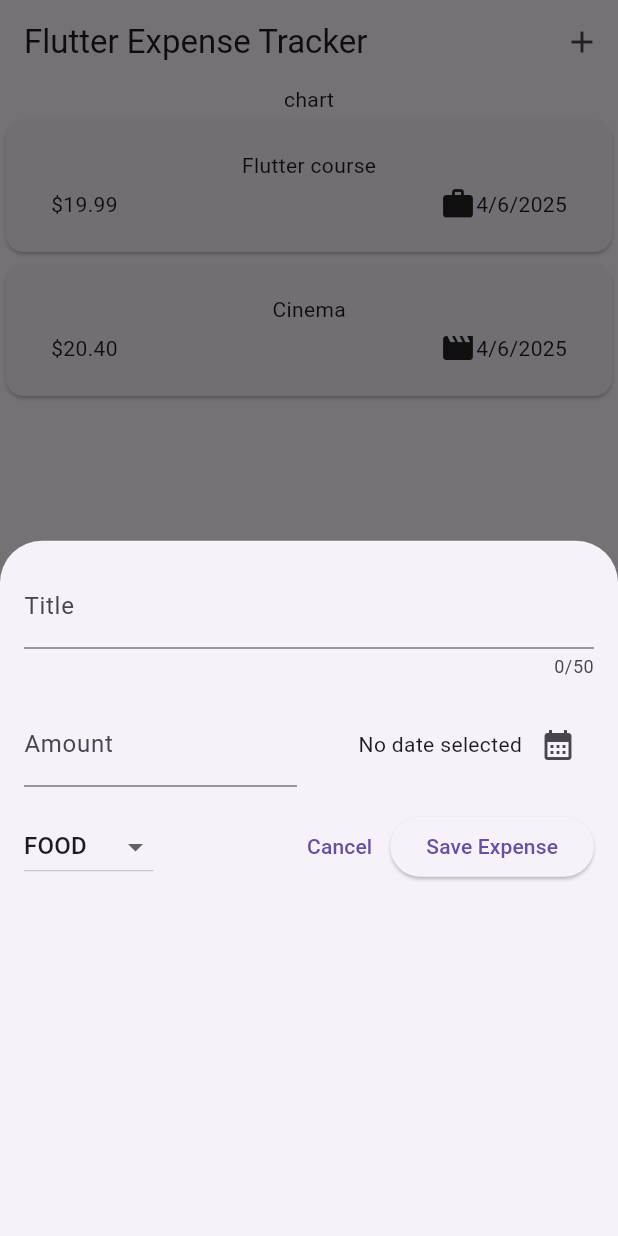
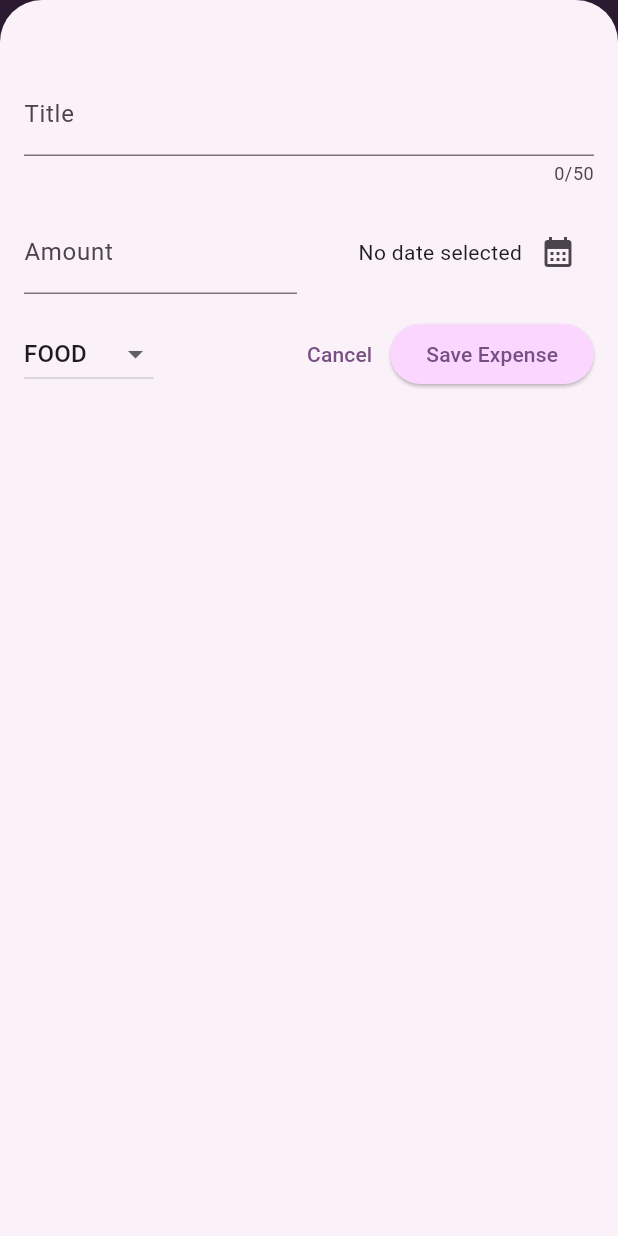
Before and after one commit to Shivansh1602/expense-tracker, a Flutter app: the screen it shows after launch, after a tap on the "add" icon, on a phone screen of 412 x 824 dp. Run offline on Flutter 3.47's test engine with Material 3 defaults, Android fonts, the phone set to English and light mode, and no system bars.

Commit message:
Built full-featured Expense Tracker in Flutter. Added dropdowns, theming, charts, modals, and input validation.

```diff
--- a/lib/Expenses.dart
+++ b/lib/Expenses.dart
@@ -1,4 +1,5 @@
 import 'package:expense_tracker/NewExpense.dart';
+import 'package:expense_tracker/charts/chart.dart';
 import 'package:flutter/material.dart';
 import 'package:expense_tracker/models/Expense.dart';
 import 'package:expense_tracker/widgets/ExpensesList.dart';
@@ -14,30 +15,71 @@ class Expenses extends StatefulWidget {
 // dummy data create krhe hai using expense class and storing it in a variable of type list<expense>
 final List<Expense> registered_expense = [
   //this variable of type List<Expense> is created to store dummy data
-  Expense(
-    amount: 19.99,
-    title: 'Flutter course',
-    date: DateTime.now(),
-    category: Category.work,
-  ),
-  Expense(
-    amount: 20.4,
-    title: 'Cinema',
-    date: DateTime.now(),
-    category: Category.leisure,
-  ),
+
 ];
+
+
+
 
 class _ExpensesState extends State<Expenses> {
   void openAddExpense() {
     showModalBottomSheet(
+      isScrollControlled: true,
       context: context,
-      builder: (ctx) => Newexpense(),
+      builder: (ctx) => Newexpense(onAddExpense: _addExpense,),
     );
   }
 
+
+  void _addExpense(Expense expense ) // fucntion created to add expense
+{
+setState(() {
+    registered_expense.add(expense);
+
+});
+
+}
+
+
+void _removeExpense  (Expense expense){                                               // function created to remove the data of the expense after swiping
+
+final expenseIndex=registered_expense.indexOf(expense); // expenseIndex variable is created to store the index of the expense
+  setState(() {
+    registered_expense.remove(expense);                                  // .remove is inbuilt property provided by dart and flutter just like .add
+  });
+    ScaffoldMessenger.of(context).clearSnackBars();// to clear the snackbar message as soon as other function is performed and present snackbar message in reference to the new activity
+  ScaffoldMessenger.of(context).showSnackBar( // scaffoldmessengaer is a widget used to display a message on the ui based on the activity done by user
+    SnackBar(
+      content:Text('Expense Deleted'),
+      duration:  Duration(seconds: 3),
+     action: SnackBarAction(// here we perform the undo method if we delete an expense and we have to get it back
+      label: 'UNDO',
+   onPressed:(){
+    setState(() {  // we get the index of thre expense which we removed and bring it back by inserting it in registered_expense list
+      registered_expense.insert(expenseIndex, expense);
+
+    });
+   }),
+      )
+      );
+}
+
+
+
   @override
   Widget build(BuildContext context) {
+
+  Widget mainContent=Center(child: Text('No expenses, start adding some!'),);           //creating this to show a message if there is no expense present on the main screen
+
+  if(registered_expense.isNotEmpty){                                                            // if we add expense we override the empty screen text message and presemt the data in the registered expense
+
+   mainContent= ExpensesList(
+            expenses: registered_expense,
+            onRemovedExpense: _removeExpense,);
+
+  }
+
+
     return Scaffold(
       appBar: AppBar(
         title: Text('Flutter Expense Tracker'),
@@ -52,8 +94,9 @@ class _ExpensesState extends State<Expenses> {
       ),
       body: Column(
         children: [
-          const Text('chart'),
-          Expanded(child: ExpensesList(expenses: registered_expense)),
+          Chart(expenses:registered_expense),
+          Expanded(child:mainContent,  //passing the content
+            ),
         ],
       ),
     );
--- a/lib/NewExpense.dart
+++ b/lib/NewExpense.dart
@@ -2,7 +2,9 @@ import 'package:flutter/material.dart';
 import 'package:expense_tracker/models/Expense.dart';
 
 class Newexpense extends StatefulWidget {
-  const Newexpense({super.key});
+  const Newexpense({super.key, required this.onAddExpense});
+
+  final void Function(Expense expense) onAddExpense;
 
   @override
   State<Newexpense> createState() => _NewExpenseState();
@@ -12,14 +14,10 @@ class _NewExpenseState extends State<Newexpense> {
   final _titleController = TextEditingController(); // stores data
   final _amountController = TextEditingController(); //same
 
-  DateTime?
-  _selectedDate; // this variable is built to store the value of the date showDatePicker function in dart that alows the use of calender in the function _presentDatePicker function built by us
-  Category _selectedCategory =
-      Category
-          .food; // this variable is used to store the value of category in dropdownmenu button and it is set to leisure temporarily and initially
+  DateTime?  _selectedDate; // this variable is built to store the value of the date showDatePicker function in dart that alows the use of calender in the function _presentDatePicker function built by us
+  Category _selectedCategory = Category.food; // this variable is used to store the value of category in dropdownmenu button and it is set to leisure temporarily and initially
 
-  void _presentDatePicker() async {
-    // method to get date from the user , async and await are provided by dart which gets the value of date which of data type future
+  void _presentDatePicker() async {    // method to get date from the user , async and await are provided by dart which gets the value of date which of data type future
     final now = DateTime.now();
     final firstDate = DateTime(now.year - 1, now.month, now.day);
     final pickedDate = await showDatePicker(
@@ -30,8 +28,7 @@ class _NewExpenseState extends State<Newexpense> {
       lastDate: now,
     );
     setState(() {
-      _selectedDate =
-          pickedDate; // here the value of date is stored in _selected state variable
+      _selectedDate = pickedDate; // here the value of date is stored in _selected state variable
     });
   }
 
@@ -43,23 +40,18 @@ class _NewExpenseState extends State<Newexpense> {
   void _submitExpenseData() {
     // this function is created for presenting an error message if the data is empty and user submit the expense
 
-    final enteredAmount = double.tryParse(
-      _amountController.text,
-    ); //try parse creates a string to double for eg. ('hello')=>null, ('11.2')=>11.2
+    final enteredAmount = double.tryParse( _amountController.text,); //try parse creates a string to double for eg. ('hello')=>null, ('11.2')=>11.2
 
     final amountIsInvalid =
         enteredAmount == null || enteredAmount <= 0; //boolean value
 
-    if (_titleController.text.trim().isEmpty ||
-        amountIsInvalid ||
-        _selectedDate ==
-            null) // text,trim.is empty are in built dart functions ,
+    if (_titleController.text.trim().isEmpty || amountIsInvalid || _selectedDate == null) // text,trim.is empty are in built dart functions ,
     {
       showDialog(
         context: context,
         builder:
             (ctx) => AlertDialog(
-              title: Text('Invalid Inpiut'),
+              title: Text('Invalid Input'),
               content: Text(
                 'Please make sure a valid title,amount, date and category was enetered.',
               ),
@@ -75,6 +67,15 @@ class _NewExpenseState extends State<Newexpense> {
       );
       return;
     }
+    widget.onAddExpense(
+      Expense(
+        amount: enteredAmount,
+        date: _selectedDate!,
+        title: _titleController.text,
+        category: _selectedCategory,
+      ),
+    );
+    Navigator.pop(context);
   }
 
   @override
@@ -87,7 +88,7 @@ class _NewExpenseState extends State<Newexpense> {
   @override
   Widget build(BuildContext context) {
     return Padding(
-      padding: const EdgeInsets.all(16),
+      padding: const EdgeInsets.fromLTRB(16,48,16,16),
       child: Column(
         children: [
           // Title Input
--- /dev/null
+++ b/lib/charts/chart.dart
@@ -0,0 +1,94 @@
+import 'package:flutter/material.dart';
+
+import 'package:expense_tracker/charts/chartBar.dart';
+import 'package:expense_tracker/models/Expense.dart';
+class Chart extends StatelessWidget {
+  const Chart({super.key, required this.expenses});
+
+  final List<Expense> expenses;
+
+  List<ExpenseBucket> get buckets {
+    return [
+      ExpenseBucket.forCategory(expenses, Category.food),
+      ExpenseBucket.forCategory(expenses, Category.leisure),
+      ExpenseBucket.forCategory(expenses, Category.travel),
+      ExpenseBucket.forCategory(expenses, Category.work),
+    ];
+  }
+
+  double get maxTotalExpense {
+    double maxTotalExpense = 0;
+
+    for (final bucket in buckets) {
+      if (bucket.totalExpenses > maxTotalExpense) {
+        maxTotalExpense = bucket.totalExpenses;
+      }
+    }
+
+    return maxTotalExpense;
+  }
+
+  @override
+  Widget build(BuildContext context) {
+    final isDarkMode =
+        MediaQuery.of(context).platformBrightness == Brightness.dark;
+    return Container(
+      margin: const EdgeInsets.all(16),
+      padding: const EdgeInsets.symmetric(
+        vertical: 16,
+        horizontal: 8,
+      ),
+      width: double.infinity,
+      height: 180,
+      decoration: BoxDecoration(
+        borderRadius: BorderRadius.circular(8),
+        gradient: LinearGradient(
+          colors: [
+            Theme.of(context).colorScheme.primary.withValues(alpha: 0.3),
+            Theme.of(context).colorScheme.primary.withValues(alpha: 0.0)
+          ],
+          begin: Alignment.bottomCenter,
+          end: Alignment.topCenter,
+        ),
+      ),
+      child: Column(
+        children: [
+          Expanded(
+            child: Row(
+              crossAxisAlignment: CrossAxisAlignment.end,
+              children: [
+                for (final bucket in buckets) // alternative to map()
+                  ChartBar(
+                    fill: bucket.totalExpenses == 0
+                        ? 0
+                        : bucket.totalExpenses / maxTotalExpense,
+                  )
+              ],
+            ),
+          ),
+          const SizedBox(height: 12),
+          Row(
+            children: buckets
+                .map(
+                  (bucket) => Expanded(
+                    child: Padding(
+                      padding: const EdgeInsets.symmetric(horizontal: 4),
+                      child: Icon(
+                        categoryIcons[bucket.category],
+                        color: isDarkMode
+                            ? Theme.of(context).colorScheme.secondary
+                            : Theme.of(context)
+                                .colorScheme
+                                .primary
+                                .withValues(alpha: 0.7),
+                      ),
+                    ),
+                  ),
+                )
+                .toList(),
+          )
+        ],
+      ),
+    );
+  }
+}
--- /dev/null
+++ b/lib/charts/chartBar.dart
@@ -0,0 +1,34 @@
+import 'package:flutter/material.dart';
+
+class ChartBar extends StatelessWidget {
+  const ChartBar({
+    super.key,
+    required this.fill,
+  });
+
+  final double fill;
+
+  @override
+  Widget build(BuildContext context) {
+    final isDarkMode =
+        MediaQuery.of(context).platformBrightness == Brightness.dark;
+    return Expanded(
+      child: Padding(
+        padding: const EdgeInsets.symmetric(horizontal: 4),
+        child: FractionallySizedBox(
+          heightFactor: fill,
+          child: DecoratedBox(
+            decoration: BoxDecoration(
+              shape: BoxShape.rectangle,
+              borderRadius:
+                  const BorderRadius.vertical(top: Radius.circular(8)),
+              color: isDarkMode
+                  ? Theme.of(context).colorScheme.secondary
+                  : Theme.of(context).colorScheme.primary.withValues(alpha: 0.65),
+            ),
+          ),
+        ),
+      ),
+    );
+  }
+}
--- a/lib/main.dart
+++ b/lib/main.dart
@@ -1,11 +1,60 @@
 import 'package:expense_tracker/Expenses.dart';
 import 'package:flutter/material.dart';
 
+var kColorScheme = ColorScheme.fromSeed(
+  seedColor:Color.fromARGB(255, 177, 75, 210)
+);
+var kDarkColorScheme=ColorScheme.fromSeed(
+        brightness: Brightness.dark,
+
+  seedColor: Color.fromARGB(255, 177, 75, 210));
+void main() {
+  runApp(
+    MaterialApp(
+
+    darkTheme: ThemeData.dark().copyWith(
 
 
-void main() {
-  runApp(
-    const MaterialApp(
+    colorScheme: kDarkColorScheme,
+    cardTheme:CardTheme().copyWith(
+      color: kDarkColorScheme.secondaryContainer,
+      margin: EdgeInsets.symmetric(horizontal: 8,vertical: 8),
+      elevation:10,
+    ),
+
+    elevatedButtonTheme: ElevatedButtonThemeData(style: ElevatedButton.styleFrom(
+    backgroundColor: kDarkColorScheme.primaryContainer,
+    foregroundColor: kDarkColorScheme.onPrimaryContainer,
+       )),
+
+    ),
+
+
+      theme: ThemeData.light().copyWith(
+        colorScheme: kColorScheme,
+        appBarTheme: AppBarTheme().copyWith(
+        backgroundColor: kColorScheme.onPrimaryContainer,
+        foregroundColor: kColorScheme.primaryContainer,
+        ),
+
+        cardTheme:CardTheme().copyWith(
+          color: kColorScheme.secondaryContainer,
+          margin: EdgeInsets.symmetric(horizontal: 8,vertical: 8),
+          elevation:10,
+        ),
+
+        elevatedButtonTheme: ElevatedButtonThemeData(style: ElevatedButton.styleFrom(
+          backgroundColor: kColorScheme.primaryContainer,
+        )),
+
+        //   textTheme: TextTheme().copyWith(
+        //    titleLarge: TextStyle(fontWeight: FontWeight.bold,color:kColorScheme.onSecondaryContainer)
+
+        //  )
+
+        ),
+      //themeMode: ThemeMode.system,// it is the default setting in every app , but we can hardcode the app theme if we want it dark or light
+
       debugShowCheckedModeBanner: false,
       home: Expenses(),
     ),
--- a/lib/models/Expense.dart
+++ b/lib/models/Expense.dart
@@ -1,38 +1,63 @@
 import 'package:flutter/material.dart';
-import 'package:uuid/uuid.dart';//package to generate unique id's
-import 'package:intl/intl.dart';//used to get date package
+import 'package:uuid/uuid.dart'; //package to generate unique id's
+import 'package:intl/intl.dart'; //used to get date package
 
-final formatter=DateFormat.yMd();//used  to store year month date from intl package
+final formatter =
+    DateFormat.yMd(); //used  to store year month date from intl package
 
-const  uuid=Uuid();              //uuid package import kia phir variable mein store krdia
-enum  Category{food,travel,leisure,work}
+const uuid = Uuid(); //uuid package import kia phir variable mein store krdia
 
-const categoryIcons={   //this is created to store icons value for each of the above enum category respectively using maps
-Category.food:Icons.lunch_dining,
-Category.travel:Icons.flight_takeoff,
-Category.leisure:Icons.movie,
-Category.work:Icons.work,
+enum Category { food, travel, leisure, work }
+
+const categoryIcons = {
+  //this is created to store icons value for each of the above enum category respectively using maps
+  Category.food: Icons.lunch_dining,
+  Category.travel: Icons.flight_takeoff,
+  Category.leisure: Icons.movie,
+  Category.work: Icons.work,
 };
 
-class Expense{
-
-Expense({
-  required this.amount,       //class bnayi expense naam ki alag folder mein jo model store kregi expenses ka
-  required this.date,
-  required this.title,
-  required this.category,
-}) :id=uuid.v4();              // id instantiate ki uuid se id mein , nayi id generate kregi jbhi ye class call hogi
-
+class Expense {
+  Expense({
+    required this.amount, //class bnayi expense naam ki alag folder mein jo model store kregi expenses ka
+    required this.date,
+    required this.title,
+    required this.category,
+  }) : id =
+           uuid.v4(); // id instantiate ki uuid se id mein , nayi id generate kregi jbhi ye class call hogi
 
   final String id;
-  final double amount;           //model ke parameters
+  final double amount; //model ke parameters
   final DateTime date;
   final String title;
   final Category category;
 
-  String get formattedDate{
-    return formatter.format(date);// this getter is made to get a date in more human readable form
+  String get formattedDate {
+    return formatter.format(
+      date,
+    ); // this getter is made to get a date in more human readable form
+  }
+}
 
+class ExpenseBucket {// build to store the amount for the chart
+  ExpenseBucket({
+    required this.category,
+    required this.expenses});
+
+
+ ExpenseBucket.forCategory(List<Expense> allExpenses, this.category)//adding additional constructor functions ,,,,, contructuing an extra and alternative constuctor function in this class
+ : expenses=allExpenses.where((expense)=>expense.category==category).toList() ;
+
+  final Category category;
+  final List<Expense> expenses;
+
+  double get totalExpenses{
+    double sum=0;
+  for(final expense in expenses){
+    sum+=expense.amount;// sum=sum+expense.amount
   }
 
+
+    return sum;
+  }
 }
--- a/lib/widgets/ExpensesItems.dart
+++ b/lib/widgets/ExpensesItems.dart
@@ -13,6 +13,7 @@ class ExpensesItems extends StatelessWidget {
       child: Padding(
         padding: const EdgeInsets.symmetric(horizontal: 30, vertical: 20),
         child: Column(
+          crossAxisAlignment: CrossAxisAlignment.start,
           children: [
             Text(expense.title),
             SizedBox(height: 4),
--- a/lib/widgets/ExpensesList.dart
+++ b/lib/widgets/ExpensesList.dart
@@ -3,16 +3,28 @@ import 'package:flutter/material.dart';
 import 'package:expense_tracker/models/Expense.dart';
 import 'package:expense_tracker/widgets/ExpensesItems.dart';
 
-class ExpensesList extends StatelessWidget {                                      // thsi class is built for the output of the dummy data created in expenses class
-  const ExpensesList({super.key, required this.expenses});
+class ExpensesList extends StatelessWidget {                                                       // thsi class is built for the output of the dummy data created in expenses class
+  const ExpensesList({super.key, required this.expenses,required this.onRemovedExpense });
 
-  final List<Expense>expenses;                                           // this variable is created to output the list properties List<Expense>
+  final List<Expense>expenses;                                                                    // this variable is created to output the list properties List<Expense>
 
+  final void Function(Expense expense) onRemovedExpense;                                        // it stores the function in the expenses class which deletes the data and we pass onRemovedExpense in the constructor fucntion as a parameter
   @override
   Widget build(context) {
     return ListView.builder(
       itemCount: expenses.length,
-      itemBuilder: (ctx, index)=> ExpensesItems(expenses[index]),
-    );                                                                         // we r using ListView.builder to get scrollable list and not column widget beacuse it is not optimal to use column widget when we dont know the number of the widgets or lists a user can make
+      itemBuilder: (ctx, index)=> Dismissible(
+        background:Container(color: Theme.of(context).colorScheme.error.withValues(alpha: 0.85),
+       // margin: EdgeInsets.symmetric(horizontal:Theme.of(context).cardTheme.margin!.horizontal,vertical: Theme.of(context).cardTheme.margin!.vertical),
+       margin: EdgeInsets.symmetric(vertical: 8,horizontal: 8),
+
+        ) ,                                                                          // dismissible is for swiping and deleting the widget on the main screen
+        key: ValueKey(expenses[index]),
+        onDismissed: (direction){                                                                      // onDismissed is used for actually deleting thd data it requires direction and function
+          onRemovedExpense(expenses[index]);
+        },
+
+        child: ExpensesItems(expenses[index])) ,
+    );                                                                                        // we r using ListView.builder to get scrollable list and not column widget beacuse it is not optimal to use column widget when we dont know the number of the widgets or lists a user can make
   }
 }
```
